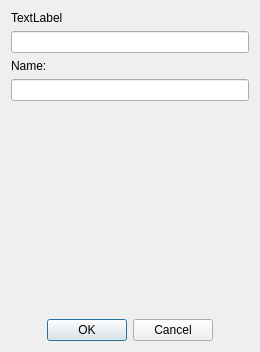
Before: the Qt Designer form src/corelayers/addcontactdlg/addcontact.ui in euroelessar/qutim, drawn with Qt 5.
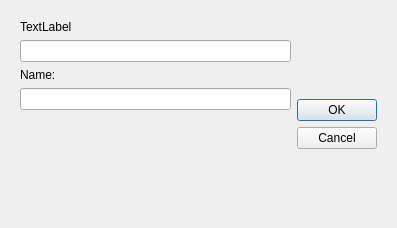
After: the same form once the commit is applied.

Diff of the .ui file:
```diff
--- a/src/corelayers/addcontactdlg/addcontact.ui
+++ b/src/corelayers/addcontactdlg/addcontact.ui
@@ -6,8 +6,8 @@
    <rect>
     <x>0</x>
     <y>0</y>
-    <width>260</width>
-    <height>352</height>
+    <width>397</width>
+    <height>228</height>
    </rect>
   </property>
   <property name="windowTitle">
@@ -40,45 +40,22 @@
       </layout>
      </widget>
      <widget class="QWidget" name="contactPage">
-      <layout class="QVBoxLayout" name="verticalLayout_2">
-       <property name="margin">
-        <number>0</number>
-       </property>
-       <item>
+      <layout class="QGridLayout" name="gridLayout_2">
+       <item row="0" column="0">
         <widget class="QLabel" name="IDLabel">
          <property name="text">
           <string>TextLabel</string>
          </property>
         </widget>
        </item>
-       <item>
+       <item row="1" column="0" colspan="2">
         <widget class="QLineEdit" name="editId"/>
        </item>
-       <item>
-        <widget class="QLabel" name="label_2">
-         <property name="text">
-          <string>Name:</string>
-         </property>
-        </widget>
-       </item>
-       <item>
-        <widget class="QLineEdit" name="editName"/>
-       </item>
-       <item>
-        <spacer name="verticalSpacer_2">
-         <property name="orientation">
-          <enum>Qt::Vertical</enum>
-         </property>
-         <property name="sizeHint" stdset="0">
-          <size>
-           <width>20</width>
-           <height>40</height>
-          </size>
-         </property>
-        </spacer>
-       </item>
-       <item>
+       <item row="1" column="2" rowspan="4">
         <widget class="QDialogButtonBox" name="buttonBox">
+         <property name="orientation">
+          <enum>Qt::Vertical</enum>
+         </property>
          <property name="standardButtons">
           <set>QDialogButtonBox::Cancel|QDialogButtonBox::Ok</set>
          </property>
@@ -87,6 +64,29 @@
          </property>
         </widget>
        </item>
+       <item row="2" column="0">
+        <widget class="QLabel" name="label_2">
+         <property name="text">
+          <string>Name:</string>
+         </property>
+        </widget>
+       </item>
+       <item row="3" column="0" colspan="2">
+        <widget class="QLineEdit" name="editName"/>
+       </item>
+       <item row="4" column="1">
+        <spacer name="verticalSpacer_2">
+         <property name="orientation">
+          <enum>Qt::Vertical</enum>
+         </property>
+         <property name="sizeHint" stdset="0">
+          <size>
+           <width>20</width>
+           <height>113</height>
+          </size>
+         </property>
+        </spacer>
+       </item>
       </layout>
      </widget>
     </widget>
```
